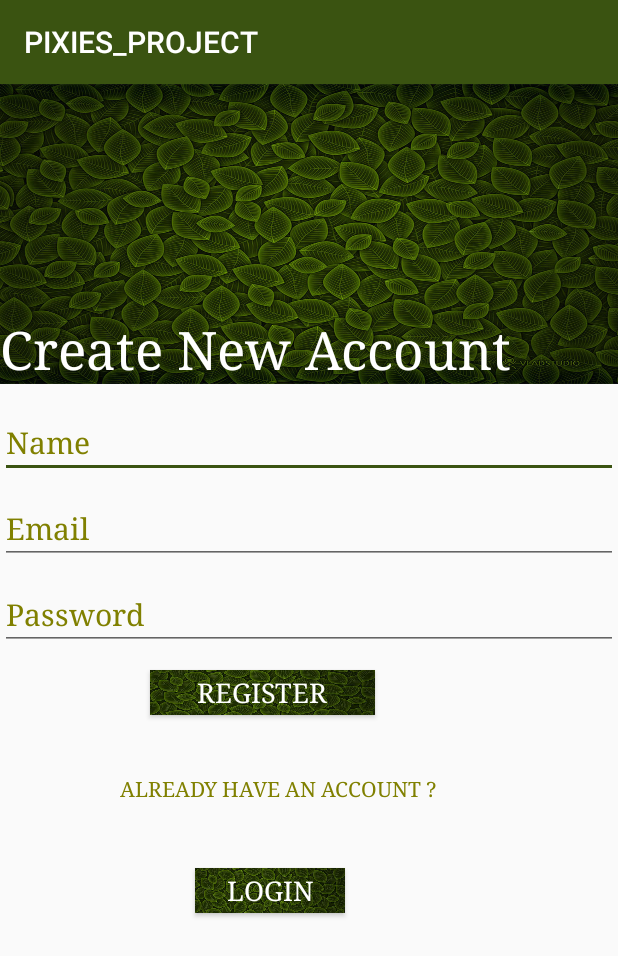
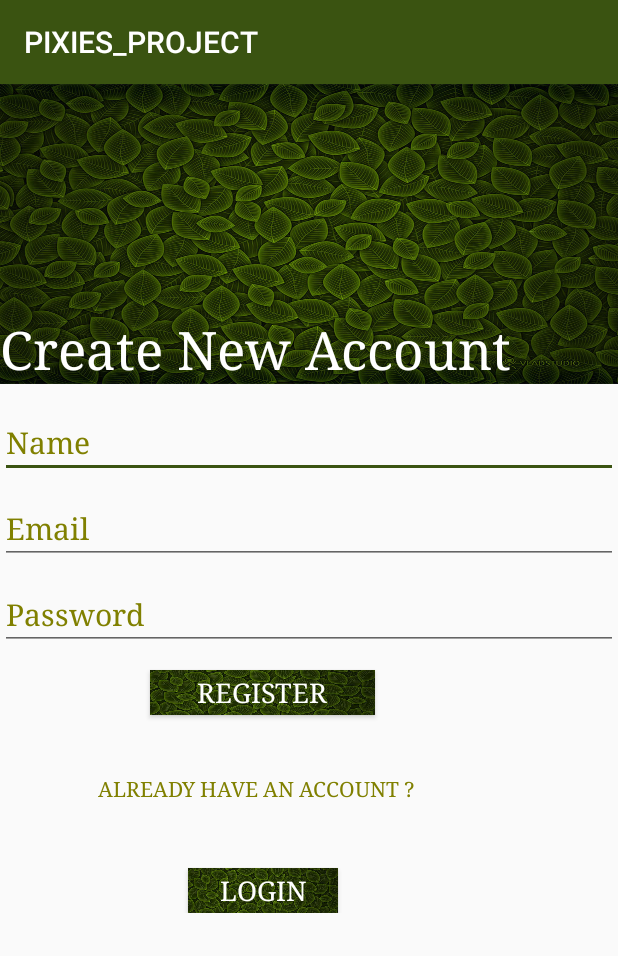
Before and after one commit to Asmita33/PIXIES_PROJECT, an Android app: the screen it shows after launch (Register), after a tap on "REGISTER/LOGIN", on a phone screen of 412 x 824 dp. Shown: the top 956 px of the screen. Run offline under Robolectric (Android 15) with nearby library versions, the phone set to English and light mode, and no system bars; our stand-ins replace Firebase (no records; nobody signed in at launch, a user with empty details on screens opened directly).

Commit message:
Scroll View added due to layout issues

```diff
--- a/app/src/main/res/layout/activity_pcod.xml
+++ b/app/src/main/res/layout/activity_pcod.xml
@@ -1,5 +1,5 @@
 <?xml version="1.0" encoding="utf-8"?>
-<RelativeLayout xmlns:android="http://schemas.android.com/apk/res/android"
+<ScrollView xmlns:android="http://schemas.android.com/apk/res/android"
     xmlns:app="http://schemas.android.com/apk/res-auto"
     xmlns:tools="http://schemas.android.com/tools"
     android:layout_width="match_parent"
@@ -75,6 +75,7 @@ tools:context=".ageRelated.pcod">
             android:id="@+id/okbtn2"
             android:layout_width="99sp"
             android:layout_height="61sp"
+            android:layout_gravity="center"
             android:layout_marginStart="152sp"
             android:layout_marginTop="16sp"
             android:layout_marginEnd="152sp"
@@ -111,4 +112,4 @@ tools:context=".ageRelated.pcod">
             app:layout_constraintTop_toBottomOf="@+id/okbtn2" />
 
     </LinearLayout>
-</RelativeLayout>
+</ScrollView>
--- a/app/src/main/res/layout/activity_register.xml
+++ b/app/src/main/res/layout/activity_register.xml
@@ -1,5 +1,5 @@
 <?xml version="1.0" encoding="utf-8"?>
-<RelativeLayout xmlns:android="http://schemas.android.com/apk/res/android"
+<ScrollView xmlns:android="http://schemas.android.com/apk/res/android"
     xmlns:app="http://schemas.android.com/apk/res-auto"
     xmlns:tools="http://schemas.android.com/tools"
     style="@style/TextAppearance.Compat.Notification.Time"
@@ -7,7 +7,10 @@
     android:layout_height="match_parent"
 
 >
-
+    <LinearLayout
+        android:layout_width="match_parent"
+        android:layout_height="wrap_content"
+        android:orientation="vertical">
     <TextView
         android:id="@+id/textView19"
         android:typeface="serif"
@@ -23,33 +26,85 @@
 
 
         <EditText
-        android:typeface="serif"
             android:id="@+id/name"
-        android:layout_below="@id/textView19"
             android:layout_width="match_parent"
             android:layout_height="wrap_content"
+            android:layout_below="@id/textView19"
+            android:layout_marginTop="15sp"
             android:ems="10"
             android:hint="Name"
-        android:layout_marginTop="15sp"
+            android:inputType="textPersonName"
+            android:textAppearance="@style/TextAppearance.AppCompat.Display1"
             android:textColor="@color/green"
             android:textColorHint="@color/Olive"
             android:textSize="20sp"
-        android:inputType="textPersonName"
-        android:textAppearance="@style/TextAppearance.AppCompat.Display1"
+            android:typeface="serif"
             app:layout_constraintBottom_toBottomOf="parent"
             app:layout_constraintEnd_toEndOf="parent"
             app:layout_constraintHorizontal_bias="0.0"
             app:layout_constraintStart_toStartOf="parent"
             app:layout_constraintVertical_bias="0.165" />
 
+        <EditText
+            android:id="@+id/email"
+            android:layout_width="match_parent"
+            android:layout_height="wrap_content"
+            android:layout_below="@id/name"
+            android:layout_marginTop="10sp"
+            android:ems="10"
+            android:hint="Email"
+            android:inputType="textEmailAddress"
+            android:textColor="@color/green"
+            android:textColorHint="@color/Olive"
+            android:textSize="20sp"
+            android:typeface="serif"
+            tools:layout_editor_absoluteX="0dp"
+            tools:layout_editor_absoluteY="236dp" />
+
+        <EditText
+            android:id="@+id/password"
+            android:layout_width="match_parent"
+            android:layout_height="wrap_content"
+            android:layout_below="@id/email"
+            android:layout_marginTop="10sp"
+            android:ems="10"
+            android:hint="Password"
+            android:inputType="numberPassword"
+            android:textColor="@color/green"
+            android:textColorHint="@color/Olive"
+            android:textSize="20sp"
+            android:typeface="serif"
+            tools:layout_editor_absoluteX="0dp"
+            tools:layout_editor_absoluteY="305dp" />
+
+        <Button
+            android:id="@+id/reg"
+            android:layout_width="150sp"
+            android:layout_height="30sp"
+            android:layout_below="@id/password"
+            android:layout_marginLeft="100sp"
+            android:layout_marginTop="13dp"
+            android:background="@drawable/button3"
+            android:foreground="?attr/selectableItemBackground"
+            android:text="REGISTER"
+            android:textAppearance="@style/TextAppearance.AppCompat.Display1"
+            android:textColor="@color/common_google_signin_btn_text_dark_default"
+            android:textSize="18sp"
+            android:typeface="serif"
+            app:layout_constraintBottom_toBottomOf="parent"
+            app:layout_constraintEnd_toEndOf="parent"
+            app:layout_constraintHorizontal_bias="0.498"
+            app:layout_constraintStart_toStartOf="parent"
+            app:layout_constraintVertical_bias="0.221" />
+
         <TextView
         android:typeface="serif"
         android:id="@+id/textView3"
-        android:layout_width="222dp"
+        android:layout_width="220dp"
         android:layout_height="47dp"
         android:layout_below="@id/reg"
         android:textColor="@color/Olive"
-        android:layout_marginLeft="80dp"
+        android:layout_marginLeft="65sp"
         android:layout_marginTop="39dp"
         android:text="ALREADY HAVE AN ACCOUNT ?" />
 
@@ -59,7 +114,7 @@
         android:layout_width="100sp"
         android:layout_height="30sp"
         android:layout_below="@id/textView3"
-        android:layout_marginLeft="130sp"
+        android:layout_marginLeft="125sp"
         android:layout_marginTop="15dp"
         android:background="@drawable/button3"
         android:textColor="@color/common_google_signin_btn_text_dark_default"
@@ -75,56 +130,5 @@
         app:layout_constraintTop_toBottomOf="@id/textView3"
         app:layout_constraintVertical_bias="0.0" />
 
-    <Button
-        android:typeface="serif"
-        android:id="@+id/reg"
-        android:layout_width="150sp"
-        android:layout_height="30sp"
-        android:layout_below="@id/password"
-        android:layout_marginLeft="100sp"
-        android:layout_marginTop="13dp"
-        android:background="@drawable/button3"
-        android:textColor="@color/common_google_signin_btn_text_dark_default"
-        android:text="REGISTER"
-        android:textAppearance="@style/TextAppearance.AppCompat.Display1"
-        android:textSize="18sp"
-        app:layout_constraintBottom_toBottomOf="parent"
-        android:foreground="?attr/selectableItemBackground"
-        app:layout_constraintEnd_toEndOf="parent"
-        app:layout_constraintHorizontal_bias="0.498"
-        app:layout_constraintStart_toStartOf="parent"
-        app:layout_constraintVertical_bias="0.221" />
-
-    <EditText
-        android:typeface="serif"
-        android:id="@+id/email"
-        android:layout_width="match_parent"
-        android:layout_height="wrap_content"
-        android:ems="10"
-        android:hint="Email"
-        android:textColorHint="@color/Olive"
-        android:textColor="@color/green"
-        android:textSize="20sp"
-        android:layout_below="@id/name"
-        android:inputType="textEmailAddress"
-        tools:layout_editor_absoluteX="0dp"
-        tools:layout_editor_absoluteY="236dp"
-        android:layout_marginTop="10sp"/>
-
-    <EditText
-        android:typeface="serif"
-        android:id="@+id/password"
-        android:layout_width="match_parent"
-        android:textSize="20sp"
-        android:layout_height="wrap_content"
-        android:textColor="@color/green"
-        android:textColorHint="@color/Olive"
-        android:hint="Password"
-        android:ems="10"
-        android:layout_marginTop="10sp"
-        android:layout_below="@id/email"
-        android:inputType="numberPassword"
-        tools:layout_editor_absoluteX="0dp"
-        tools:layout_editor_absoluteY="305dp" />
-
-</RelativeLayout>
+    </LinearLayout>
+</ScrollView>
--- a/app/src/main/res/layout/activity_speech.xml
+++ b/app/src/main/res/layout/activity_speech.xml
@@ -22,7 +22,7 @@
         android:background="@drawable/bk1"/>
 
     <LinearLayout
-        android:layout_width="wrap_content"
+        android:layout_width="match_parent"
         android:layout_height="match_parent"
         android:orientation="horizontal"
         android:layout_marginTop="220sp">
```
Also changed, not shown: app/src/main/res/layout/activity_activity2.xml (+13 -13 lines), app/src/main/res/layout/activity_bmi.xml (+26 -21 lines), app/src/main/res/layout/activity_calcium.xml (+48 -43 lines), app/src/main/res/layout/activity_dental.xml (+34 -26 lines), app/src/main/res/layout/activity_login.xml (+18 -10 lines), app/src/main/res/layout/activity_meditation.xml (+13 -11 lines), app/src/main/res/layout/activity_midage.xml (+9 -3 lines). Lines whose indentation alone changed are shown as unchanged.
